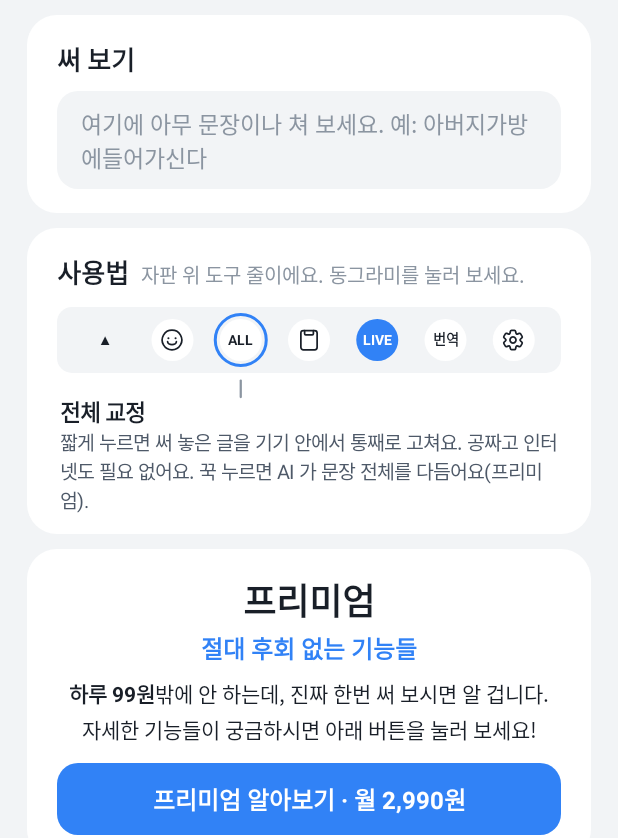
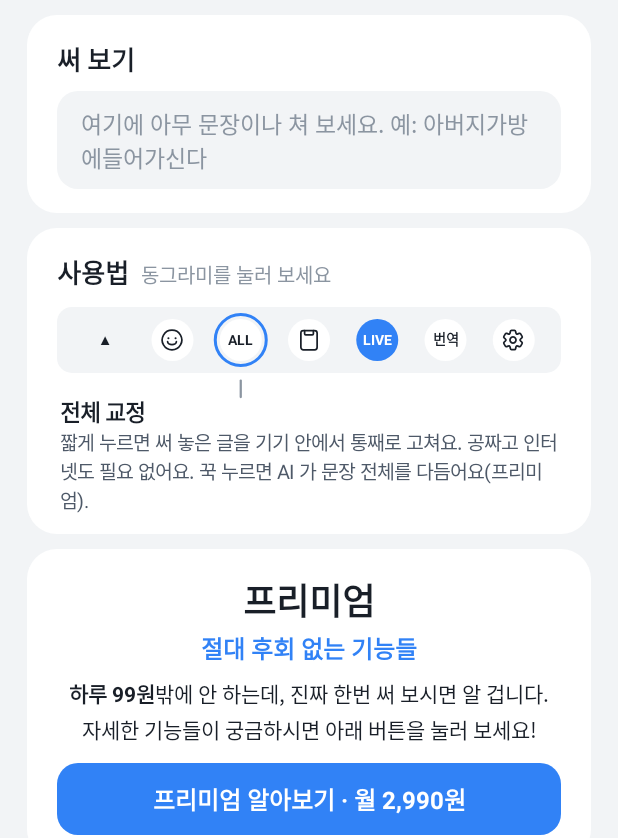
Before and after one commit to kimgeonwoo-718/-, an Android app: the screen it shows after launch (SetupActivity), after a tap on "건너뛰기", on a phone screen of 412 x 824 dp, the part 398-1236 px from its top. Run offline under Robolectric (Android 15) with nearby library versions, the phone set to English and light mode, and no system bars; libraries missing offline, so code that uses them is left out: com.android.billingclient; pictures from the network do not load; 2 statements that could not run were skipped.

Commit message:
첫 화면 줄바꿈을 어절 단위로(안드로이드 13+), 사용법 안내는 제목 옆 한 줄에 들어가게 짧게
작은 폰(360dp) 캡처에서 '알 / 겁니다', '보 / 세요!', '인 / 터넷도' 처럼 낱말 중간에서 끊겼고,
'자판 위 도구 줄이에요. 동그라미를 눌러 보세요.' 가 제목 옆에서 두 줄로 넘어갔다.

Co-Authored-By: Claude Opus 5.5 <noreply@anthropic.com>
Claude-Session: https://claude.ai/code/session_011ebNbcMnU1MFMvxvCnWZeD

```diff
--- a/keyboard/src/main/java/com/spellkeyboard/ko/ToolbarGuideView.kt
+++ b/keyboard/src/main/java/com/spellkeyboard/ko/ToolbarGuideView.kt
@@ -7,6 +7,8 @@ import android.graphics.Paint
 import android.graphics.RectF
 import android.graphics.Typeface
 import android.graphics.drawable.Drawable
+import android.graphics.text.LineBreakConfig
+import android.os.Build
 import android.text.Layout
 import android.text.StaticLayout
 import android.text.TextPaint
@@ -133,6 +135,14 @@ class ToolbarGuideView @JvmOverloads constructor(
             .setAlignment(Layout.Alignment.ALIGN_NORMAL)
             .setLineSpacing(dp(4f), 1f)
             .setIncludePad(false)
+            .apply {
+                // 한국어를 글자 아무 데서나 끊지 않고 어절 단위로 끊는다('인 / 터넷도' 가 안 나오게). 안드로이드 13+.
+                if (Build.VERSION.SDK_INT >= Build.VERSION_CODES.TIRAMISU) {
+                    setLineBreakConfig(
+                        LineBreakConfig.Builder().setLineBreakWordStyle(LineBreakConfig.LINE_BREAK_WORD_STYLE_PHRASE).build()
+                    )
+                }
+            }
             .build()
 
     override fun onDraw(canvas: Canvas) {
--- a/keyboard/src/main/res/layout/activity_setup.xml
+++ b/keyboard/src/main/res/layout/activity_setup.xml
@@ -132,7 +132,8 @@
                 android:paddingVertical="6dp">
                 <LinearLayout style="@style/RowText">
                     <TextView style="@style/RowTitle" android:text="@string/setup_enable_title" />
-                    <TextView style="@style/RowSub" android:text="@string/setup_enable_sub" />
+                    <TextView style="@style/RowSub" android:text="@string/setup_enable_sub"
+                android:lineBreakWordStyle="phrase" />
                 </LinearLayout>
                 <TextView android:id="@+id/enable_button" style="@style/Pill" android:text="@string/setup_open" />
             </LinearLayout>
@@ -146,7 +147,8 @@
                 android:paddingVertical="6dp">
                 <LinearLayout style="@style/RowText">
                     <TextView style="@style/RowTitle" android:text="@string/setup_pick_title" />
-                    <TextView style="@style/RowSub" android:text="@string/setup_pick_sub" />
+                    <TextView style="@style/RowSub" android:text="@string/setup_pick_sub"
+                android:lineBreakWordStyle="phrase" />
                 </LinearLayout>
                 <TextView android:id="@+id/pick_button" style="@style/Pill" android:text="@string/setup_open" />
             </LinearLayout>
@@ -169,6 +171,7 @@
                 android:background="@drawable/bg_input"
                 android:gravity="top"
                 android:hint="@string/setup_test_hint"
+                android:lineBreakWordStyle="phrase"
                 android:importantForAutofill="no"
                 android:inputType="textMultiLine"
                 android:minLines="2"
@@ -203,6 +206,7 @@
                     android:layout_weight="1"
                     android:layout_marginStart="8dp"
                     android:text="@string/guide_intro"
+                android:lineBreakWordStyle="phrase"
                     android:textColor="@color/toss_text3"
                     android:textSize="13sp" />
             </LinearLayout>
@@ -257,6 +261,7 @@
                 android:gravity="center"
                 android:lineSpacingExtra="3dp"
                 android:text="@string/premium_pitch_body"
+                android:lineBreakWordStyle="phrase"
                 android:textColor="@color/toss_text"
                 android:textSize="14sp" />
 
--- a/keyboard/src/main/res/values/strings.xml
+++ b/keyboard/src/main/res/values/strings.xml
@@ -178,7 +178,8 @@
          동그라미를 누르면 막대기가 그 자리를 가리키며 설명이 뜬다. 글로만 늘어놓으면
          어느 동그라미 이야기인지 짚어 가며 읽어야 한다. -->
     <string name="section_guide">사용법</string>
-    <string name="guide_intro">자판 위 도구 줄이에요. 동그라미를 눌러 보세요.</string>
+    <!-- 제목 "사용법" 옆 한 줄에 들어가야 한다(작은 폰 360dp 에서도). 도구 줄이라는 건 그림이 말해 준다. -->
+    <string name="guide_intro">동그라미를 눌러 보세요</string>
 
     <string name="guide_collapse_name">도구 줄 접기</string>
     <string name="guide_collapse_desc">누르면 이 줄이 접혀서 자판이 그만큼 올라와요. 화면을 덜 가리죠. 다시 누르면 펴져요.</string>
```
Also changed, not shown: 1 other file.
